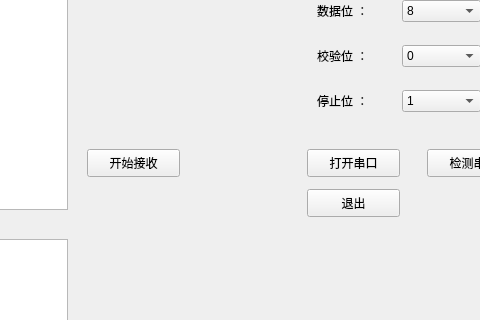
The window that ComTest/comtest.ui (CrainTang/ComTest) describes before a commit, drawn with Qt 5; both pictures show x 583 to 1063 and y 141 to 461 of the 1155 by 761 pixel window.
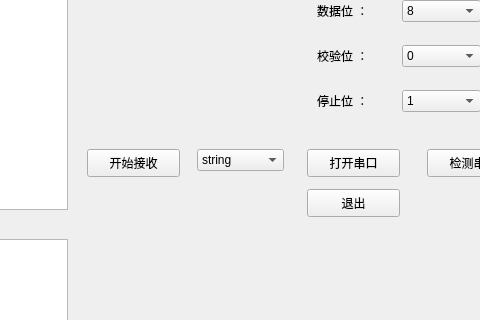
The same window after the commit. Custom widgets are drawn as their Qt base class.

Diff of the .ui file:
```diff
--- a/ComTest/comtest.ui
+++ b/ComTest/comtest.ui
@@ -148,7 +148,7 @@
      </rect>
     </property>
    </widget>
-   <widget class="QWidget" name="">
+   <widget class="QWidget" name="layoutWidget">
     <property name="geometry">
      <rect>
       <x>900</x>
@@ -249,6 +249,26 @@
      </item>
     </layout>
    </widget>
+   <widget class="QComboBox" name="send_state">
+    <property name="geometry">
+     <rect>
+      <x>780</x>
+      <y>290</y>
+      <width>87</width>
+      <height>22</height>
+     </rect>
+    </property>
+    <item>
+     <property name="text">
+      <string>string</string>
+     </property>
+    </item>
+    <item>
+     <property name="text">
+      <string>hex</string>
+     </property>
+    </item>
+   </widget>
   </widget>
   <widget class="QMenuBar" name="menubar">
    <property name="geometry">
```
